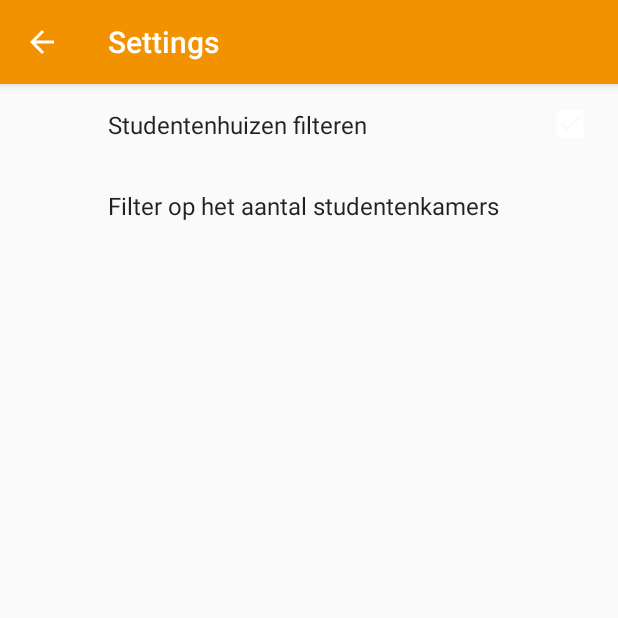
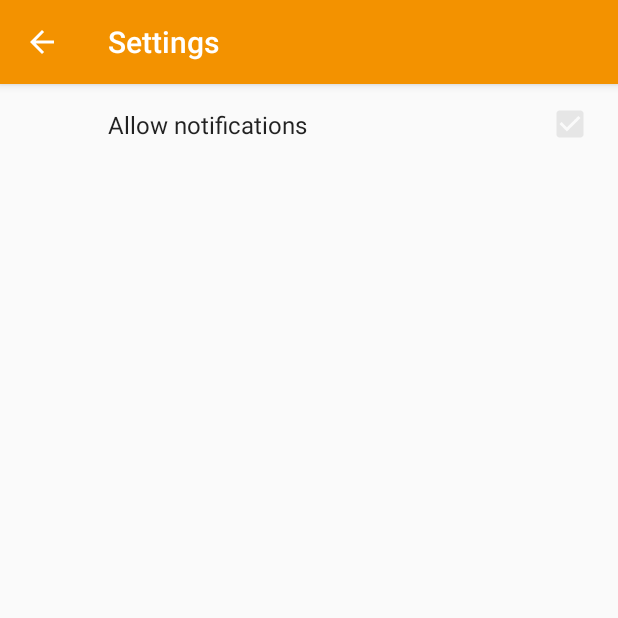
Before and after one commit to StephenBeirlaen/unitycard, an Android app: the SettingsActivity screen opened directly, with no data from a screen before it, on a phone screen of 412 x 824 dp, the top half of it. Run offline under Robolectric (Android 15) with nearby library versions, the phone set to English and light mode, and no system bars; our stand-ins replace androidx.preference, data binding.

```diff
--- a/app/src/main/AndroidManifest.xml
+++ b/app/src/main/AndroidManifest.xml
@@ -54,6 +54,7 @@
             android:theme="@style/AppTheme.NoActionBar" />
         <activity
             android:name=".activities.customer.SettingsActivity"
+            android:theme="@style/PreferenceTheme"
             android:label="@string/ActivityLabelSettings" />
         <activity
             android:name=".activities.customer.RetailerMapActivity"
--- a/app/src/main/java/be/nmct/unitycard/activities/customer/SettingsActivity.java
+++ b/app/src/main/java/be/nmct/unitycard/activities/customer/SettingsActivity.java
@@ -4,6 +4,7 @@ import android.databinding.DataBindingUtil;
 import android.os.Bundle;
 import android.support.v4.app.FragmentTransaction;
 import android.support.v7.app.AppCompatActivity;
+import android.support.v7.preference.PreferenceManager;
 import android.view.MenuItem;
 
 import be.nmct.unitycard.R;
@@ -27,6 +28,8 @@ public class SettingsActivity extends AppCompatActivity {
             getSupportActionBar().setDisplayShowHomeEnabled(true);
         }
 
+        PreferenceManager.setDefaultValues(this, R.xml.preferences, false);
+
         showFragmentSettings();
     }
 
--- a/app/src/main/java/be/nmct/unitycard/fragments/customer/SettingsFragment.java
+++ b/app/src/main/java/be/nmct/unitycard/fragments/customer/SettingsFragment.java
@@ -4,6 +4,9 @@ package be.nmct.unitycard.fragments.customer;
 import android.content.SharedPreferences;
 import android.os.Bundle;
 import android.support.v7.preference.PreferenceFragmentCompat;
+import android.view.LayoutInflater;
+import android.view.View;
+import android.view.ViewGroup;
 
 import be.nmct.unitycard.R;
 
@@ -21,6 +24,12 @@ public class SettingsFragment extends PreferenceFragmentCompat
     public static SettingsFragment newInstance() {
         return new SettingsFragment();
     }
+
+    @Override
+    public View onCreateView(LayoutInflater inflater, ViewGroup container, Bundle savedInstanceState) {
+        return super.onCreateView(inflater, container, savedInstanceState);
+    }
+
 
     @Override
     public void onCreatePreferences(Bundle savedInstanceState, String rootKey) {
--- a/app/src/main/res/values/colors.xml
+++ b/app/src/main/res/values/colors.xml
@@ -4,7 +4,7 @@
     <color name="colorPrimaryDark">#d78100</color>
     <color name="colorGray">#e6e6e6</color>
     <color name="colorWhite">#ffffff</color>
-    <color name="colorAccent">#ffffff</color>
+    <color name="colorAccent">#e6e6e6</color>
     <color name="facebookBlue">#415DAE</color>
     <color name="googleRed">#DD4B39</color>
 </resources>
--- a/app/src/main/res/values/styles.xml
+++ b/app/src/main/res/values/styles.xml
@@ -46,4 +46,7 @@
         <item name="android:orientation">vertical</item>
     </style>
 
+    <style name="PreferenceTheme" parent="@style/AppTheme">
+        <item name="preferenceTheme">@style/PreferenceThemeOverlay.v14.Material</item>
+    </style>
 </resources>
--- a/app/src/main/res/xml/preferences.xml
+++ b/app/src/main/res/xml/preferences.xml
@@ -2,15 +2,6 @@
 <PreferenceScreen xmlns:android="http://schemas.android.com/apk/res/android">
     <CheckBoxPreference
         android:key="pref_filter"
-        android:title="Studentenhuizen filteren"
+        android:title="Allow notifications"
         android:defaultValue="true" />
-
-    <ListPreference
-        android:dependency="pref_filter"
-        android:key="pref_filterType"
-        android:title="Filter op het aantal studentenkamers"
-        android:dialogTitle="Aantal studentenkamers"
-        android:entries="@array/filterentries"
-        android:entryValues="@array/listvalues"
-        android:defaultValue="3" />
 </PreferenceScreen>
```
